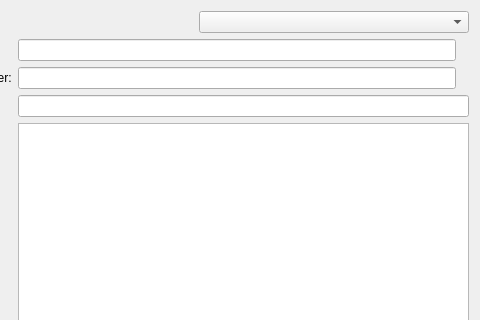
This is form/address_page.ui in romanweissflog/FAKT as Qt 5 draws it before an edit; both pictures show x 88 to 568 and y 0 to 320 of the 568 by 564 pixel window. The edited form follows.
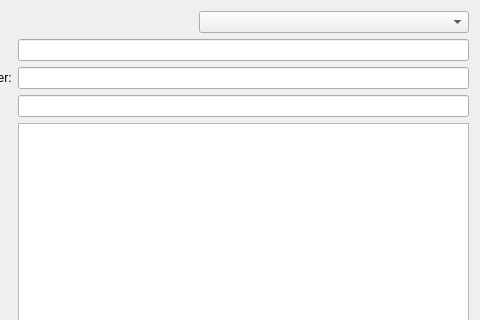
This is the edited form. Custom widgets are drawn as their Qt base class.

The edit to the form file:
```diff
--- a/form/address_page.ui
+++ b/form/address_page.ui
@@ -52,16 +52,6 @@
        <item>
         <widget class="QLineEdit" name="editNumber"/>
        </item>
-       <item>
-        <widget class="QLabel" name="labelNumberError">
-         <property name="styleSheet">
-          <string notr="true">color: rgb(255, 0, 0)</string>
-         </property>
-         <property name="text">
-          <string/>
-         </property>
-        </widget>
-       </item>
       </layout>
      </item>
      <item row="7" column="0">
@@ -121,16 +111,6 @@
        <item>
         <widget class="QLineEdit" name="editSearch"/>
        </item>
-       <item>
-        <widget class="QLabel" name="labelKeyError">
-         <property name="styleSheet">
-          <string notr="true">color: rgb(255, 0, 0)</string>
-         </property>
-         <property name="text">
-          <string/>
-         </property>
-        </widget>
-       </item>
       </layout>
      </item>
      <item row="9" column="0">
```
